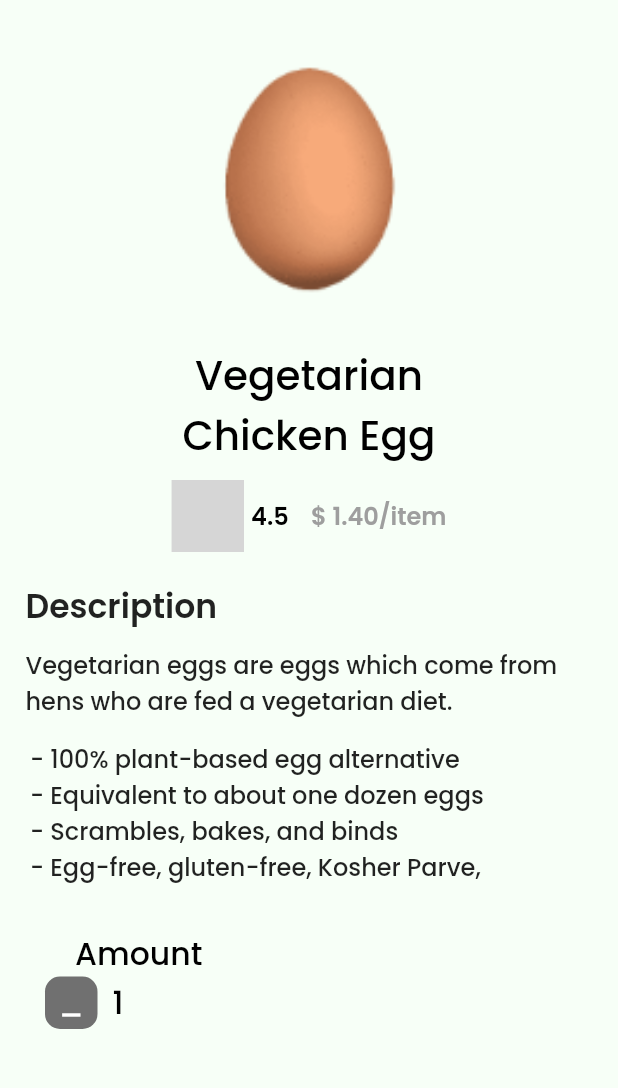
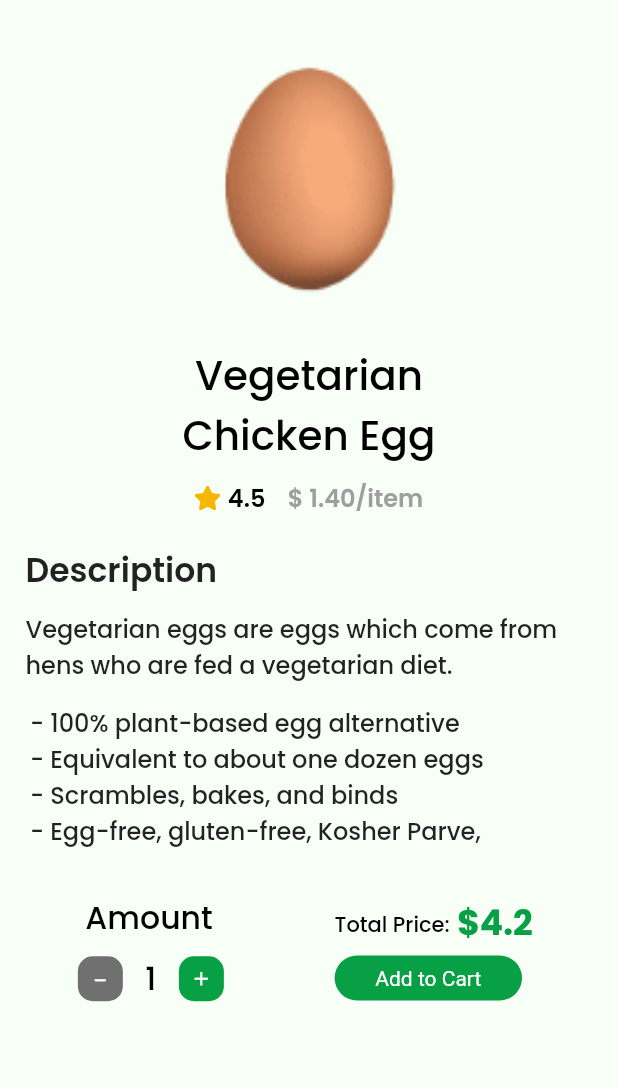
Before and after one commit to AminullahTajMuhammad/grocery_app_ui_flutter, a Flutter app: the ItemDetailsScreen screen opened directly, on a phone screen of 412 x 824 dp, the part 84-1172 px from its top. Run offline on Flutter 3.47's test engine with Material 2 defaults, Android fonts, the phone set to English and light mode, and no system bars; our stand-ins replace bottom_navy_bar, flutter_svg, google_fonts; missing offline and left inert: dart:ffi; grey boxes are pictures that could not be loaded.

Commit message:
Complete Item Details UI.

```diff
--- a/lib/item_details_page.dart
+++ b/lib/item_details_page.dart
@@ -152,8 +152,16 @@ class _ItemDetailsScreenState extends State<ItemDetailsScreen> {
             ),
           ),
         ),
+        Row(
+          mainAxisAlignment: MainAxisAlignment.spaceAround,
+          crossAxisAlignment: CrossAxisAlignment.start,
+          children: [
+            Column(
+              mainAxisAlignment: MainAxisAlignment.start,
+              crossAxisAlignment: CrossAxisAlignment.start,
+              children: [
                 Container(
-          margin: EdgeInsets.only(left: 50, top: 30),
+                  margin: EdgeInsets.only(left: 20, top: 30),
                   child: Text(
                     "Amount",
                     style: TextStyle(
@@ -165,25 +173,30 @@ class _ItemDetailsScreenState extends State<ItemDetailsScreen> {
                   ),
                 ),
                 Container(
-          margin: EdgeInsets.only(left: 30),
+                  margin: EdgeInsets.only(left: 15, top: 10),
                   child: Row(
-            mainAxisAlignment: MainAxisAlignment.start,
+                    mainAxisAlignment: MainAxisAlignment.spaceAround,
                     crossAxisAlignment: CrossAxisAlignment.center,
                     children: [
                       Container(
-                width: 35,
-                height: 35,
+                        width: 30,
+                        height: 30,
+                        alignment: Alignment.center,
                         decoration: BoxDecoration(
                             borderRadius: BorderRadius.all(Radius.circular(10)),
                             color: Color(0xff707070)
                         ),
+                        child: Container(
+                          margin: EdgeInsets.only(bottom: 8),
                           child: Icon(
-                  Icons.minimize,
+                            Icons.minimize_rounded,
                             color: Colors.white,
+                            size: 15,
+                          ),
                         ),
                       ),
                       Container(
-                margin: EdgeInsets.only(left: 10),
+                        margin: EdgeInsets.only(left: 15, right: 15),
                         child: Text(
                           "1",
                           style: TextStyle(
@@ -194,8 +207,83 @@ class _ItemDetailsScreenState extends State<ItemDetailsScreen> {
                           ),
                         ),
                       ),
+                      Container(
+                        width: 30,
+                        height: 30,
+                        decoration: BoxDecoration(
+                          borderRadius: BorderRadius.all(Radius.circular(10)),
+                          color: Color(0xff08A045),
+                        ),
+                        child: Align(
+                          alignment: Alignment.center,
+                          child: Icon(
+                            Icons.add,
+                            color: Colors.white,
+                            size: 15,
+                          ),
+                        ),
+                      ),
                     ],
                   ),
+                ),
+              ],
+            ),
+            Container(
+              margin: EdgeInsets.only(right: 20),
+              child: Column(
+                mainAxisAlignment: MainAxisAlignment.start,
+                crossAxisAlignment: CrossAxisAlignment.start,
+                children: [
+                  Row(
+                    children: [
+                      Container(
+                        margin: EdgeInsets.only(top: 35),
+                        child: Text(
+                          "Total Price:",
+                          style: TextStyle(
+                              fontSize: 14,
+                              fontFamily: GoogleFonts.poppins().fontFamily,
+                              fontWeight: FontWeight.w500,
+                              color: Colors.black
+                          ),
+                        ),
+                      ),
+                      Container(
+                        margin: EdgeInsets.only(top: 32, left: 5),
+                        child: Text(
+                          "\$4.2",
+                          style: TextStyle(
+                              fontSize: 23,
+                              fontFamily: GoogleFonts.poppins().fontFamily,
+                              fontWeight: FontWeight.bold,
+                              color: Constants.PRIMARY_COLOR
+                          ),
+                        ),
+                      )
+                    ],
+                  ),
+                  Container(
+                    width: 125,
+                    height: 30,
+                    margin: EdgeInsets.only(top: 5),
+                    alignment: Alignment.center,
+                    decoration: BoxDecoration(
+                        borderRadius: BorderRadius.all(Radius.circular(20)),
+                        color: Constants.PRIMARY_COLOR
+                    ),
+                    child: Container(
+                      child: Text(
+                        "Add to Cart",
+                        style: TextStyle(
+                          color: Colors.white
+                        ),
+                      ),
+                    ),
+                  ),
+                ],
+              ),
+            )
+          ],
         ),
       ],
     );
```
Also changed, not shown: assets/ic_filter.svg (added), assets/ic_rating.svg (added). Lines whose indentation alone changed are shown as unchanged.
